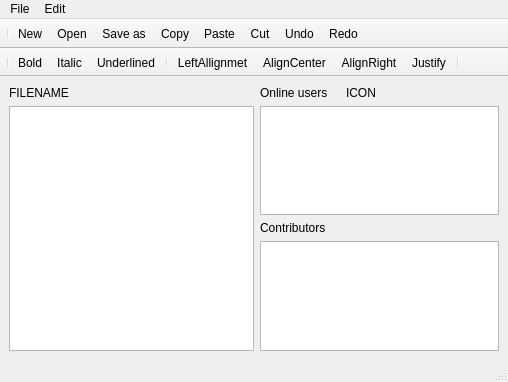
Before: the Qt Designer form client/editor.ui in PoliDox/PoliDox, drawn with Qt 5.
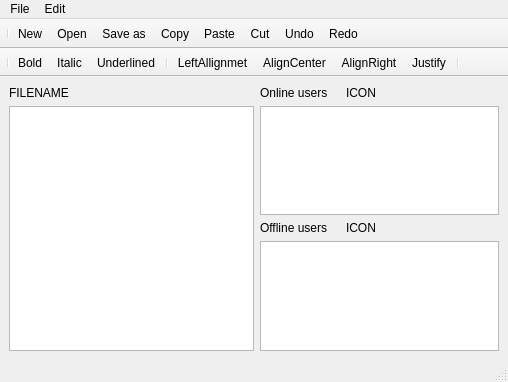
After: the same form once the commit is applied. Icons and pictures are not drawn.

```diff
--- a/client/editor.ui
+++ b/client/editor.ui
@@ -75,11 +75,28 @@
          </widget>
         </item>
         <item>
+         <layout class="QHBoxLayout" name="horizontalLayout_4">
+          <item>
+           <widget class="QLabel" name="label_5">
+            <property name="maximumSize">
+             <size>
+              <width>80</width>
+              <height>16777215</height>
+             </size>
+            </property>
+            <property name="text">
+             <string>Offline users</string>
+            </property>
+           </widget>
+          </item>
+          <item>
          <widget class="QLabel" name="label_2">
           <property name="text">
-           <string>Contributors</string>
-          </property>
-         </widget>
+             <string>ICON</string>
+            </property>
+           </widget>
+          </item>
+         </layout>
         </item>
         <item>
          <widget class="QListWidget" name="contributorsList">
```
Lines whose indentation alone changed are shown as unchanged.
